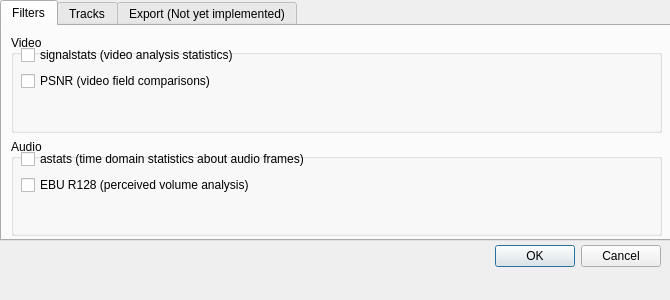
bavc/qctools, file Source/GUI/preferences.ui: the form before one commit.
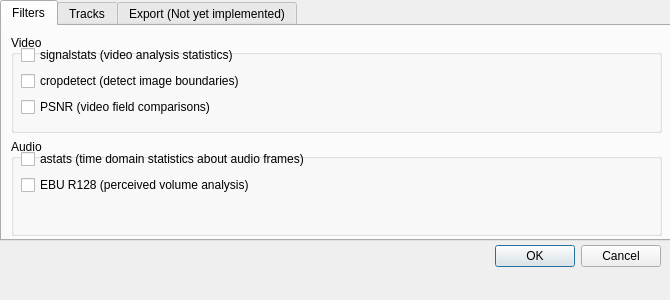
The form after the commit.

Commit message: add cropdetect preference and associate data to it

The edit to the form file:
```diff
--- a/Source/GUI/preferences.ui
+++ b/Source/GUI/preferences.ui
@@ -77,6 +77,13 @@
             </property>
            </widget>
           </item>
+          <item>
+           <widget class="QCheckBox" name="Filters_Video_cropdetect">
+            <property name="text">
+             <string>cropdetect (detect image boundaries)</string>
+            </property>
+           </widget>
+          </item>
           <item>
            <widget class="QCheckBox" name="Filters_Video_Psnr">
             <property name="text">
```
The commit also changes 5 other files.
